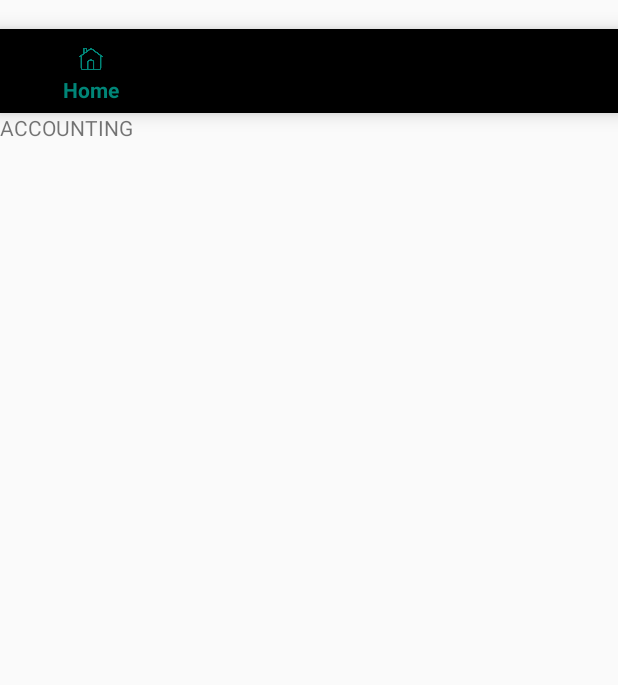
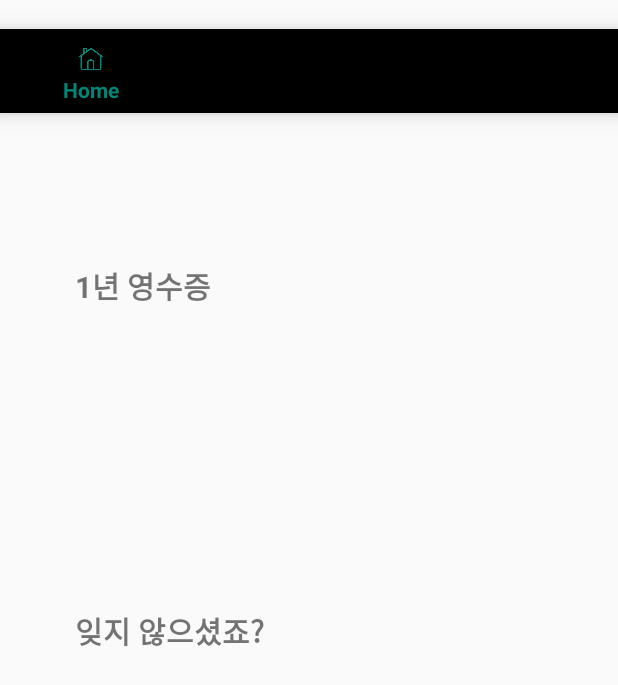
Before and after one commit to KimGyunYeop/Mobile_programming_2019_term, an Android app: the fragment AccountingFragment placed in its activity, on a phone screen of 412 x 824 dp. Shown: the top 685 px of the screen. Run offline under Robolectric (Android 15) with nearby library versions, the phone set to English and light mode, and no system bars; our stand-ins replace Firebase (no records; nobody signed in at launch, a user with empty details on screens opened directly).

Commit message:
fix error

```diff
--- a/app/src/main/java/com/example/udong_mp2019/AccountingFragment.java
+++ b/app/src/main/java/com/example/udong_mp2019/AccountingFragment.java
@@ -5,8 +5,23 @@ import android.os.Bundle;
 import android.view.LayoutInflater;
 import android.view.View;
 import android.view.ViewGroup;
+import android.widget.ListView;
+
+import com.google.firebase.database.DataSnapshot;
+import com.google.firebase.database.DatabaseError;
+import com.google.firebase.database.DatabaseReference;
+import com.google.firebase.database.FirebaseDatabase;
+import com.google.firebase.database.Query;
+import com.google.firebase.database.ValueEventListener;
 
 public class AccountingFragment extends Fragment {
+    private DatabaseReference mRootRef = FirebaseDatabase.getInstance().getReference();
+    private DatabaseReference userRef = mRootRef.child("user");
+    private DatabaseReference circleRef = mRootRef.child("circle");
+
+    ListView LV_receipts;
+    ListView LV_toSend;
+
     public static AccountingFragment newInstance() {
         AccountingFragment fragment = new AccountingFragment();
         return fragment;
@@ -20,6 +35,9 @@ public class AccountingFragment extends Fragment {
     @Override
     public View onCreateView(LayoutInflater inflater, ViewGroup container,
                              Bundle savedInstanceState) {
-        return inflater.inflate(R.layout.fragment_accounting, container, false);
+        View v = inflater.inflate(R.layout.fragment_accounting, container, false);
+
+        return v;
     }
+
 }
--- a/app/src/main/java/com/example/udong_mp2019/CircleListActivity.java
+++ b/app/src/main/java/com/example/udong_mp2019/CircleListActivity.java
@@ -57,11 +57,10 @@ public class CircleListActivity extends AppCompatActivity {
                 Intent intent = new Intent(getApplicationContext(), com.example.udong_mp2019.CircleMainActivity.class);
 
                 String circleName=parent.getItemAtPosition(position).toString();
-                Toast.makeText(CircleListActivity.this, circleName, Toast.LENGTH_LONG).show();
                 //동아리 이름 넘김
-                intent.putExtra("circle",circleName);
+                intent.putExtra("circleName",circleName);
                 // 회원 id 넘김
-                intent.putExtra("user",user.getUid());
+                intent.putExtra("userID",user.getUid());
                 startActivity(intent);
             }
         });
--- a/app/src/main/java/com/example/udong_mp2019/HomeFragment.java
+++ b/app/src/main/java/com/example/udong_mp2019/HomeFragment.java
@@ -45,7 +45,7 @@ public class HomeFragment extends Fragment {
 
         AtomicReference<String> circle= new AtomicReference<>();
         AtomicReference<String> user= new AtomicReference<>();
-        String c="", u="";
+        String circlename="", userid="";
 
         TV_hello=(TextView)v.findViewById(R.id.tv_hello);
         TV_circlename=(TextView) v.findViewById(R.id.tv_circlename);
@@ -55,11 +55,11 @@ public class HomeFragment extends Fragment {
 
         if(bundle!=null){
 
-            c=bundle.getString("circleName");
-            u=bundle.getString("userID");
+            circlename=bundle.getString("circleName");
+            userid=bundle.getString("userID");
 
-            getFirebaseDatabase1(u);
-            getFirebaseDatabase2(c);
+            getFirebaseDatabase1(userid);
+            getFirebaseDatabase2(circlename);
 
         }
         return v;
@@ -71,7 +71,10 @@ public class HomeFragment extends Fragment {
                 for (DataSnapshot postSnapshot: dataSnapshot.getChildren()) {
                     String key = postSnapshot.getKey();
                     UserInfoForDB get = postSnapshot.getValue(UserInfoForDB.class);
-                    TV_hello.setText(get.getName()+" 님 안녕하세요!");
+
+                    if(key.equals(str)) {
+                        TV_hello.setText(get.getName() + " 님 안녕하세요!");
+                    }
                 }
             }
 
@@ -90,9 +93,10 @@ public class HomeFragment extends Fragment {
                 for (DataSnapshot postSnapshot: dataSnapshot.getChildren()) {
                     String key = postSnapshot.getKey();
                     CircleInfoForDB get = postSnapshot.child("info").getValue(CircleInfoForDB.class);
-                    TV_circlename.setText(str);
-
-                    TV_circleInfo.setText(get.getIntroduction());
+                    if(key.equals(str)) {
+                        TV_circlename.setText(str);
+                        TV_circleInfo.setText(get.getIntroduction());
+                    }
                 }
             }
 
--- a/app/src/main/res/layout/fragment_accounting.xml
+++ b/app/src/main/res/layout/fragment_accounting.xml
@@ -1,10 +1,45 @@
 <?xml version="1.0" encoding="utf-8"?>
-<LinearLayout xmlns:android="http://schemas.android.com/apk/res/android"
-              android:orientation="vertical"
-              android:layout_width="match_parent"
-              android:layout_height="match_parent">
+<RelativeLayout xmlns:android="http://schemas.android.com/apk/res/android"
+    xmlns:tools="http://schemas.android.com/tools"
+    android:layout_width="match_parent"
+    android:layout_height="match_parent"
+    tools:context=".MainActivity">
+
     <TextView
-            android:layout_width="wrap_content"
-            android:layout_height="match_parent"
-            android:text="ACCOUNTING"/>
-</LinearLayout>
+        android:id="@+id/tv_title"
+        android:layout_width="match_parent"
+        android:layout_height="wrap_content"
+        android:layout_marginTop="100dp"
+        android:text="1년 영수증"
+        android:layout_marginLeft="50dp"
+        android:layout_marginRight="50dp"
+        android:textSize="20sp"
+        android:textStyle="bold"/>
+    <ListView
+        android:id = "@+id/LV_receipts"
+        android:divider="#000000"
+        android:layout_below="@+id/tv_title"
+        android:layout_width="match_parent"
+        android:layout_height="0dp"
+        android:layout_weight="2"/>
+
+    <TextView
+        android:id="@+id/tv_list"
+        android:layout_width="match_parent"
+        android:layout_height="wrap_content"
+        android:layout_below="@+id/LV_receipts"
+        android:layout_marginTop="200dp"
+        android:text="잊지 않으셨죠?"
+        android:layout_marginLeft="50dp"
+        android:layout_marginRight="50dp"
+        android:textSize="20sp"
+        android:textStyle="bold"/>
+    <ListView
+        android:id = "@+id/LV_toSend"
+        android:divider="#000000"
+        android:layout_below="@+id/tv_list"
+        android:layout_width="match_parent"
+        android:layout_height="0dp"
+        android:layout_weight="2"/>
+
+</RelativeLayout>
```
Also changed, not shown: app/src/main/java/com/example/udong_mp2019/CircleMainActivity.java (+12 -6 lines), app/src/main/res/layout/fragment_home.xml (+4 -3 lines).
